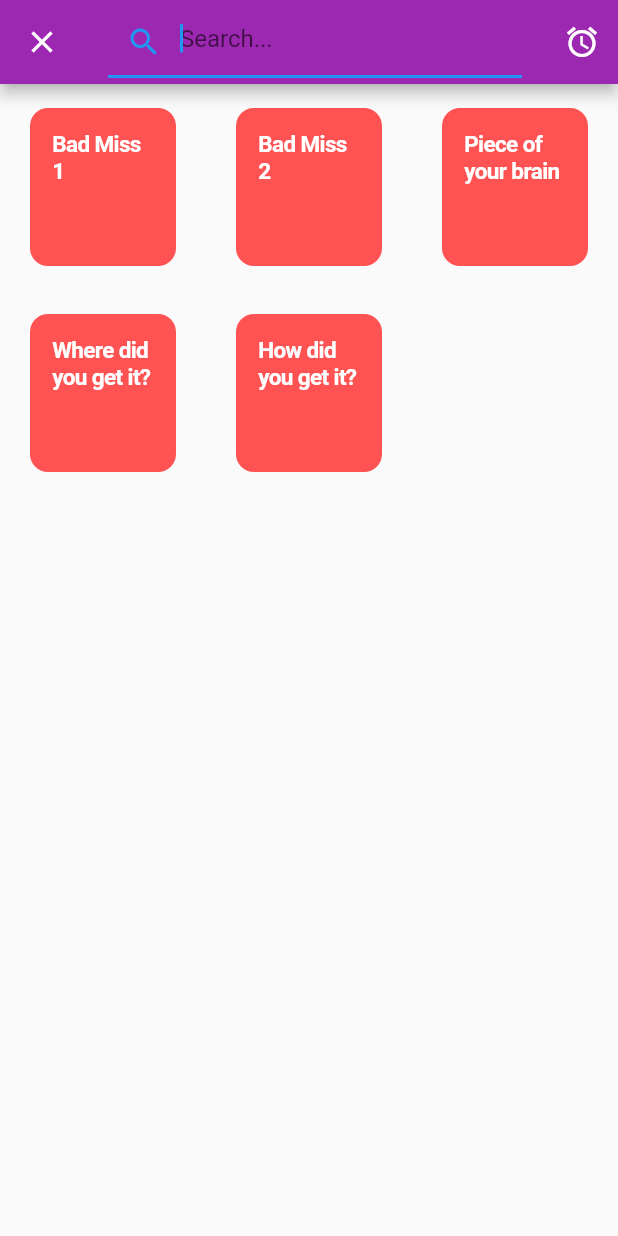
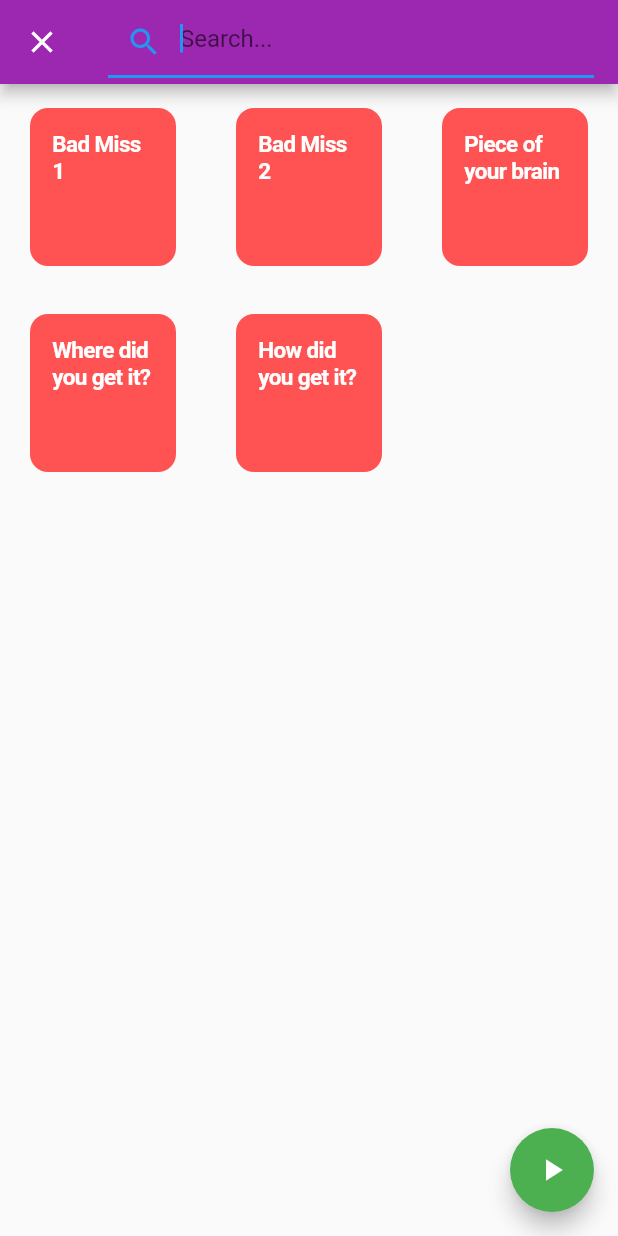
Before and after one commit to mdr/pocket-scat, a Flutter app: the screen it shows after launch, after a tap on the "search" icon, on a phone screen of 412 x 824 dp. Run offline on Flutter 3.47's test engine with Material 2 defaults, Android fonts, the phone set to English and light mode, and no system bars; our stand-ins replace audioplayers; missing offline and left inert: dart_random_choice.

Commit message:
Change to a floating button for random play (still needs better icon)

```diff
--- a/lib/main.dart
+++ b/lib/main.dart
@@ -58,9 +58,6 @@ class QuoteState extends State<QuotesWidget> {
             backgroundColor: Colors.purple,
             leading:
                 new IconButton(icon: searchIcon, onPressed: _searchPressed),
-            actions: <Widget>[
-              IconButton(icon: Icon(Icons.alarm), onPressed: _randomPressed),
-            ],
           ),
           body: GridView.count(
               crossAxisCount: 3,
@@ -89,7 +86,12 @@ class QuoteState extends State<QuotesWidget> {
                           playQuote(quote.filename);
                         },
                       ))
-                  .toList())),
+                  .toList()),
+          floatingActionButton: FloatingActionButton(
+            onPressed: _randomPressed,
+            child: Icon(Icons.play_arrow),
+            backgroundColor: Colors.green,
+          )),
     );
   }
 
```
